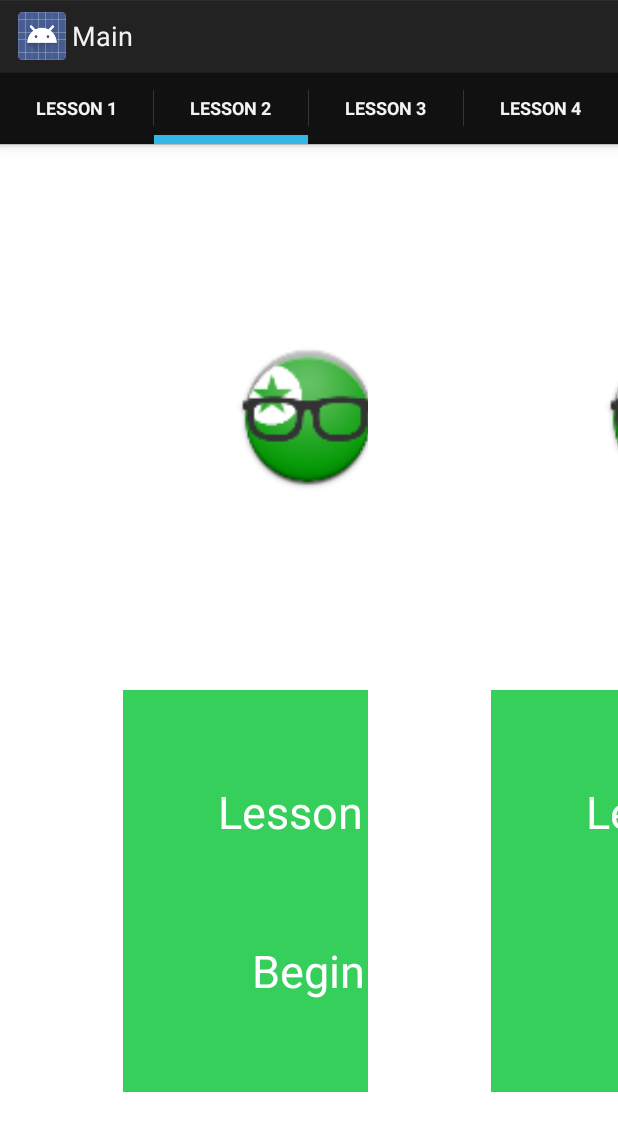
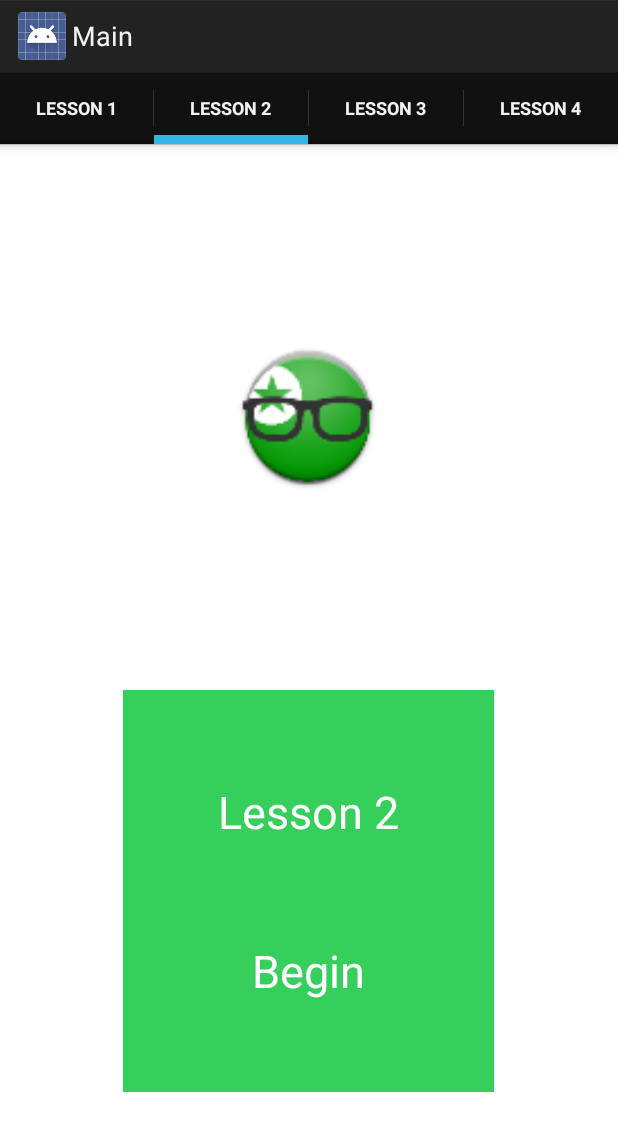
Before and after one commit to andrasbak/EsperantoTeachingApp, an Android app: the MainActivity screen opened directly, with no data from a screen before it, tab 2 chosen, on a phone screen of 412 x 824 dp. Shown: the top 1131 px of the screen. Run offline under Robolectric (Android 15) with nearby library versions, the phone set to English and light mode, and no system bars.

Commit message:
Omdøbninger

```diff
--- a/app/src/main/java/com/example/andras/esperantoapp/LessonThree.java
+++ b/app/src/main/java/com/example/andras/esperantoapp/Lesson1Frag.java
@@ -11,30 +11,32 @@ import android.widget.Button;
 import android.widget.TextView;
 
 
-public class LessonThree extends Fragment implements View.OnClickListener {
+public class Lesson1Frag extends Fragment implements View.OnClickListener {
 
     TextView textView;
     Button button;
 
-    public View onCreateView(LayoutInflater inflater, ViewGroup container, Bundle savedInstanceState){
+    public View onCreateView(LayoutInflater inflater, ViewGroup container,
+                             Bundle savedInstanceState){
 
-        View lessonThree = inflater.inflate(R.layout.fragment_lesson_three, container, false);
-        button = (Button)lessonThree.findViewById(R.id.buttonl3);
+        View lessonOne = inflater.inflate(R.layout.fragment_lesson_one, container, false);
+        button = (Button)lessonOne.findViewById(R.id.buttonl1);
         button.setOnClickListener(this);
-        button.setText("Lesson 3" + "\n" + "\n" + "\n" + "Begin");
+        button.setText("Lesson 1" + "\n" + "\n" + "\n" + "Begin");
 
         LessonData.getInstance().setDataCounter(0);
 
-        return lessonThree;
+
+        return lessonOne;
 
     }
+
 
     public void onClick(View v){
 
         if(v == button){
 
-            LessonData.getInstance().setLessonNumber(textView.getText().toString());
-
+            LessonData.getInstance().setLessonNumber("Lesson 1");
             final FragmentTransaction ft = getFragmentManager().beginTransaction();
             //.setCustomAnimations(android.R.animator.fade_in, android.R.animator.fade_out,
             //android.R.animator.fade_in, android.R.animator.fade_out);
@@ -45,7 +47,7 @@ public class LessonThree extends Fragment implements View.OnClickListener {
 
         }
 
-    }
+       }
 
 
 }
--- a/app/src/main/java/com/example/andras/esperantoapp/LessonTwo.java
+++ b/app/src/main/java/com/example/andras/esperantoapp/Lesson2Frag.java
@@ -11,7 +11,7 @@ import android.widget.Button;
 import android.widget.TextView;
 
 
-public class LessonTwo extends Fragment implements View.OnClickListener {
+public class Lesson2Frag extends Fragment implements View.OnClickListener {
 
     TextView textView;
     Button button;
--- a/app/src/main/java/com/example/andras/esperantoapp/LessonOne.java
+++ b/app/src/main/java/com/example/andras/esperantoapp/Lesson3Frag.java
@@ -11,32 +11,30 @@ import android.widget.Button;
 import android.widget.TextView;
 
 
-public class LessonOne extends Fragment implements View.OnClickListener {
+public class Lesson3Frag extends Fragment implements View.OnClickListener {
 
     TextView textView;
     Button button;
 
-    public View onCreateView(LayoutInflater inflater, ViewGroup container,
-                             Bundle savedInstanceState){
+    public View onCreateView(LayoutInflater inflater, ViewGroup container, Bundle savedInstanceState){
 
-        View lessonOne = inflater.inflate(R.layout.fragment_lesson_one, container, false);
-        button = (Button)lessonOne.findViewById(R.id.buttonl1);
+        View lessonThree = inflater.inflate(R.layout.fragment_lesson_three, container, false);
+        button = (Button)lessonThree.findViewById(R.id.buttonl3);
         button.setOnClickListener(this);
-        button.setText("Lesson 1" + "\n" + "\n" + "\n" + "Begin");
+        button.setText("Lesson 3" + "\n" + "\n" + "\n" + "Begin");
 
         LessonData.getInstance().setDataCounter(0);
 
-
-        return lessonOne;
+        return lessonThree;
 
     }
-
 
     public void onClick(View v){
 
         if(v == button){
 
-            LessonData.getInstance().setLessonNumber("Lesson 1");
+            LessonData.getInstance().setLessonNumber(textView.getText().toString());
+
             final FragmentTransaction ft = getFragmentManager().beginTransaction();
             //.setCustomAnimations(android.R.animator.fade_in, android.R.animator.fade_out,
             //android.R.animator.fade_in, android.R.animator.fade_out);
@@ -47,7 +45,7 @@ public class LessonOne extends Fragment implements View.OnClickListener {
 
         }
 
-       }
+    }
 
 
 }
--- a/app/src/main/java/com/example/andras/esperantoapp/LessonFour.java
+++ b/app/src/main/java/com/example/andras/esperantoapp/Lesson4Frag.java
@@ -10,7 +10,7 @@ import android.widget.Button;
 import android.widget.TextView;
 
 
-public class LessonFour extends Fragment implements View.OnClickListener {
+public class Lesson4Frag extends Fragment implements View.OnClickListener {
 
     TextView textView;
     Button button;
--- a/app/src/main/java/com/example/andras/esperantoapp/LessonsPagerAdapter.java
+++ b/app/src/main/java/com/example/andras/esperantoapp/LessonsPagerAdapter.java
@@ -22,13 +22,13 @@ public class LessonsPagerAdapter extends FragmentPagerAdapter {
         switch(i){
 
             case 0:
-                return new LessonOne();
+                return new Lesson1Frag();
             case 1:
-                return new LessonTwo();
+                return new Lesson2Frag();
             case 2:
-                return new LessonThree();
+                return new Lesson3Frag();
             case 3:
-                return new LessonFour();
+                return new Lesson4Frag();
 
         }
 
--- a/app/src/main/java/com/example/andras/esperantoapp/MainActivity.java
+++ b/app/src/main/java/com/example/andras/esperantoapp/MainActivity.java
@@ -24,7 +24,7 @@ public class MainActivity extends FragmentActivity implements ActionBar.TabListe
 
         viewPager = (ViewPager) findViewById(R.id.pager);
         viewPager.setAdapter(lessonsPagerAdapter);
-        viewPager.setPageMargin(-250);
+      //  viewPager.setPageMargin(-250);
 
         actionBar = getActionBar();
 
--- a/app/src/main/res/layout/fragment_lesson_four.xml
+++ b/app/src/main/res/layout/fragment_lesson_four.xml
@@ -2,7 +2,7 @@
     xmlns:tools="http://schemas.android.com/tools"
     android:layout_width="match_parent"
     android:layout_height="match_parent"
-    tools:context="com.example.andras.esperantoapp.LessonOne"
+    tools:context="com.example.andras.esperantoapp.Lesson1Frag"
     android:background="#ffffffff"
     android:weightSum="1"
     android:orientation="vertical">
--- a/app/src/main/res/layout/fragment_lesson_one.xml
+++ b/app/src/main/res/layout/fragment_lesson_one.xml
@@ -2,7 +2,7 @@
     xmlns:tools="http://schemas.android.com/tools"
     android:layout_width="match_parent"
     android:layout_height="match_parent"
-    tools:context="com.example.andras.esperantoapp.LessonOne"
+    tools:context="com.example.andras.esperantoapp.Lesson1Frag"
     android:background="#ffffffff"
     android:weightSum="1"
     android:orientation="vertical">
--- a/app/src/main/res/layout/fragment_lesson_three.xml
+++ b/app/src/main/res/layout/fragment_lesson_three.xml
@@ -2,7 +2,7 @@
     xmlns:tools="http://schemas.android.com/tools"
     android:layout_width="match_parent"
     android:layout_height="match_parent"
-    tools:context="com.example.andras.esperantoapp.LessonOne"
+    tools:context="com.example.andras.esperantoapp.Lesson1Frag"
     android:background="#ffffffff"
     android:weightSum="1"
     android:orientation="vertical">
--- a/app/src/main/res/layout/fragment_lesson_two.xml
+++ b/app/src/main/res/layout/fragment_lesson_two.xml
@@ -2,7 +2,7 @@
     xmlns:tools="http://schemas.android.com/tools"
     android:layout_width="match_parent"
     android:layout_height="match_parent"
-    tools:context="com.example.andras.esperantoapp.LessonOne"
+    tools:context="com.example.andras.esperantoapp.Lesson1Frag"
     android:background="#ffffffff"
     android:weightSum="1"
     android:orientation="vertical">
```
Also changed, not shown: 1 other file.
